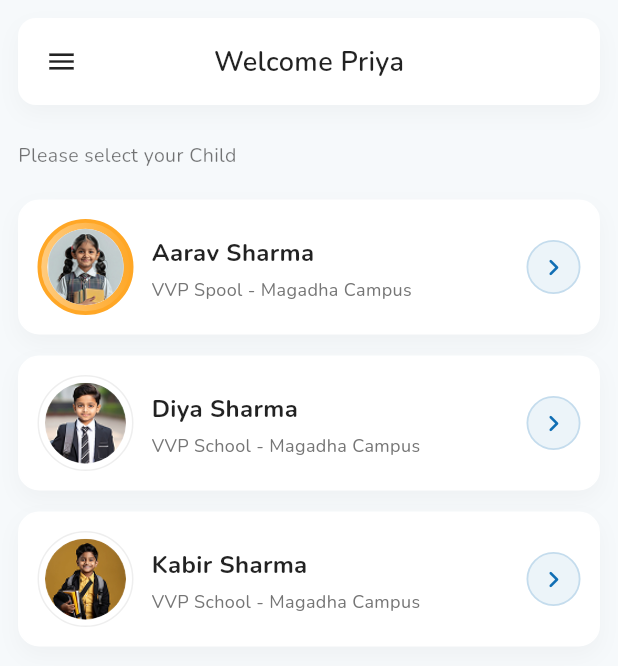
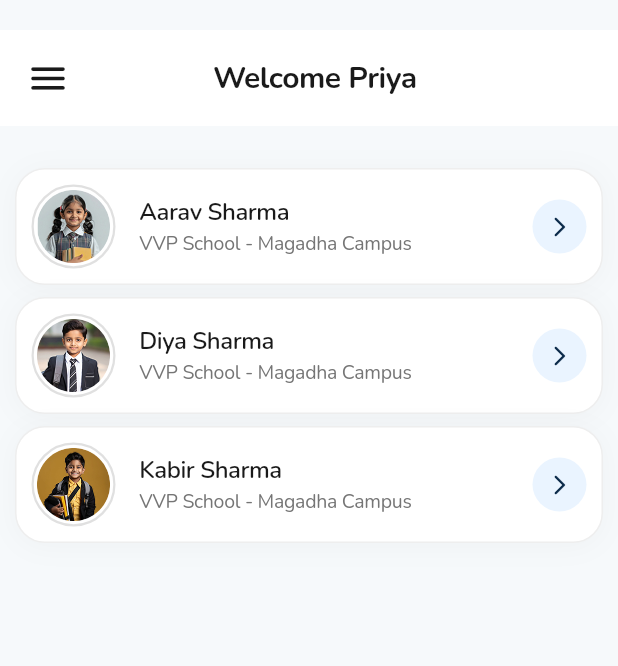
Before and after one commit to sac-sigmato/skuteq, a Flutter app: the SelectChildPage screen opened directly, on a phone screen of 412 x 824 dp. Shown: the top 666 px of the screen. Run offline on Flutter 3.47's test engine with Material 3 defaults, Android fonts, the light colour scheme and no system bars.

Commit message:
select-child-ui-changes-done

```diff
--- a/lib/screens/select_child_page.dart
+++ b/lib/screens/select_child_page.dart
@@ -15,9 +15,9 @@ class _SelectChildPageState extends State<SelectChildPage> {
   final List<Map<String, dynamic>> childrenData = [
     {
       "name": "Aarav Sharma",
-      "school": "VVP Spool - Magadha Campus",
+      "school": "VVP School - Magadha Campus",
       "image": "assets/images/student1.png",
-      "highlight": true,
+      "highlight": false,
     },
     {
       "name": "Diya Sharma",
@@ -36,114 +36,102 @@ class _SelectChildPageState extends State<SelectChildPage> {
   @override
   Widget build(BuildContext context) {
     // Colors used in screenshot
-    const Color primaryBlue = Color(0xFF106EB4);
-    const Color pageBg = Color(0xFFF6F9FB); // overall light page bg
+    const Color primaryBlue = Color(0xFF0B2A4A);
+    const Color pageBg = Color(0xFFF6F9FB);
+    const Color textPrimary = Color(0xFF1A1A1A);
+    const Color textSecondary = Color(0xFF666666);
 
     return Scaffold(
       backgroundColor: pageBg,
       body: SafeArea(
         child: Column(
           children: [
-            // ---------- FULL WIDTH HEADER (outside inner padding) ----------
+            // ---------- HEADER SECTION ----------
+            // Replace your existing header Container with this
             Container(
               width: double.infinity,
-              color: Colors
-                  .transparent, // leave transparent so header card shadow visible on page bg
-              padding: const EdgeInsets.symmetric(horizontal: 12, vertical: 12),
+              padding: const EdgeInsets.symmetric(horizontal: 0, vertical: 20),
               child: Container(
-                // inner white card
-                width: double.infinity,
                 padding: const EdgeInsets.symmetric(
                   horizontal: 12,
                   vertical: 12,
                 ),
                 decoration: BoxDecoration(
                   color: Colors.white,
-                  borderRadius: BorderRadius.circular(12),
-                  boxShadow: [
-                    BoxShadow(
-                      color: Colors.black.withOpacity(0.03),
-                      blurRadius: 12,
-                      offset: const Offset(0, 6),
-                    ),
-                  ],
+
                 ),
                 child: Row(
+                  crossAxisAlignment: CrossAxisAlignment.center,
                   children: [
-                    // Hamburger (left)
+                    // Left hamburger (tappable)
                     InkWell(
+                      borderRadius: BorderRadius.circular(8),
                       onTap: () {
-                        // open drawer or menu
-                        ScaffoldMessenger.of(context).showSnackBar(
-                          const SnackBar(
-                            content: Text('Open drawer (implement)'),
-                          ),
-                        );
+                        // open drawer or do action
+                        ScaffoldMessenger.of(context).hideCurrentSnackBar();
+                        Scaffold.of(context).openDrawer(); // or your handler
                       },
-                      customBorder: const CircleBorder(),
-                      child: Padding(
-                        padding: const EdgeInsets.all(6.0),
+                      child: Container(
+                        width: 40,
+                        height: 40,
+                        alignment: Alignment.center,
+                        // optional light bg for the icon area
+                        // decoration: BoxDecoration(
+                        //   color: Colors.grey.shade50,
+                        //   borderRadius: BorderRadius.circular(8),
+                        // ),
                         child: Icon(
-                          Icons.menu,
-                          size: 22,
-                          color: Colors.black87,
+                          Icons.menu_rounded,
+                          size: 30,
+                          color: textPrimary, // keep using your color variable
                         ),
                       ),
                     ),
 
-                    const Spacer(),
+                    // Small gap between icon and centered title
+                    const SizedBox(width: 8),
 
-                    // Center title
-                    const Text(
+                    // Middle: use Expanded with Center so text remains centered between
+                    // left icon and an equally sized trailing spacer
+                    Expanded(
+                      child: Center(
+                        child: Text(
                           "Welcome Priya",
                           style: TextStyle(
-                        fontSize: 18,
-                        fontWeight: FontWeight.w600,
-                        color: Colors.black87,
+                            fontSize: 20,
+                            fontWeight: FontWeight.bold,
+                            color: textPrimary,
+                            letterSpacing: -0.3,
+                          ),
+                        ),
                       ),
                     ),
 
-                    const Spacer(),
-
-                    // Right spacer to keep title centered (same width as left button)
-                    const SizedBox(width: 34),
+                    // Trailing invisible box to balance the left icon so title stays exactly centered
+                    SizedBox(width: 40),
                   ],
                 ),
               ),
             ),
 
-            const SizedBox(height: 12),
 
-            // ---------- CONTENT (keeps inner padding) ----------
+            // ---------- MAIN CONTENT ----------
             Expanded(
               child: Padding(
-                padding: const EdgeInsets.symmetric(horizontal: 12.0),
-                child: Column(
-                  children: [
-                    // Subtitle
-                    Align(
-                      alignment: Alignment.centerLeft,
+                padding: const EdgeInsets.symmetric(horizontal: 10),
                 child: Column(
                   crossAxisAlignment: CrossAxisAlignment.start,
-                        children: const [
-                          Text(
-                            "Please select your Child",
-                            style: TextStyle(
-                              fontSize: 13,
-                              color: Colors.black54,
-                            ),
-                          ),
-                        ],
-                      ),
-                    ),
-
-                    const SizedBox(height: 12),
+                  children: [
+                    const SizedBox(height: 8),
 
                     // Child list
                     Expanded(
-                      child: ListView.builder(
-                        padding: const EdgeInsets.only(top: 8, bottom: 24),
+                      child: ListView.separated(
+                        physics: const BouncingScrollPhysics(),
+                        padding: EdgeInsets.zero,
                         itemCount: childrenData.length,
+                        separatorBuilder: (context, index) =>
+                            const SizedBox(height: 8),
                         itemBuilder: (context, index) {
                           final child = childrenData[index];
                           return _buildChildCard(
@@ -156,6 +144,8 @@ class _SelectChildPageState extends State<SelectChildPage> {
                         },
                       ),
                     ),
+
+                    const SizedBox(height: 24),
                   ],
                 ),
               ),
@@ -173,84 +163,92 @@ class _SelectChildPageState extends State<SelectChildPage> {
     required bool highlight,
     required Color primaryBlue,
   }) {
-    return Container(
-      margin: const EdgeInsets.only(bottom: 14),
-      padding: const EdgeInsets.symmetric(horizontal: 12, vertical: 12),
+    return Material(
+      color: Colors.transparent,
+      child: InkWell(
+        onTap: () {
+          Navigator.push(
+            context,
+            MaterialPageRoute(builder: (context) => const StudentDashboard()),
+          );
+        },
+        borderRadius: BorderRadius.circular(24),
+        child: Container(
+          width: double.infinity,
+          padding: const EdgeInsets.all(10),
           decoration: BoxDecoration(
             color: Colors.white,
-        borderRadius: BorderRadius.circular(14),
-        border: Border.all(color: Colors.white, width: 1),
+            borderRadius: BorderRadius.circular(20),
+            border: Border.all(
+              color: highlight
+                  ? primaryBlue.withOpacity(0.2)
+                  : Colors.grey[200]!,
+              width: highlight ? 1.5 : 1.0,
+            ),
             boxShadow: [
               BoxShadow(
                 color: Colors.black.withOpacity(0.03),
-            blurRadius: 12,
-            offset: const Offset(0, 6),
+                blurRadius: 16,
+                offset: const Offset(0, 2),
               ),
             ],
           ),
           child: Row(
             children: [
-          // Avatar with outer ring
+              // Avatar with conditional border
               Container(
-            width: 64,
-            height: 64,
-            padding: const EdgeInsets.all(4), // outer ring width
+                width: 56,
+                height: 56,
+                padding: const EdgeInsets.all(2),
                 decoration: BoxDecoration(
                   shape: BoxShape.circle,
-              gradient: highlight
-                  ? LinearGradient(
-                      colors: [Colors.orange.shade200, Colors.orange.shade400],
-                    )
-                  : const LinearGradient(colors: [Colors.white, Colors.white]),
                   border: Border.all(
-                color: highlight
-                    ? Colors.orange.shade400
-                    : Colors.grey.shade200,
-                width: highlight ? 2.5 : 1.0,
+                    color: highlight ? primaryBlue : Colors.grey[300]!,
+                    width: highlight ? 2.5 : 1.5,
                   ),
-            ),
-            child: Container(
-              decoration: BoxDecoration(
-                shape: BoxShape.circle,
-                color: Colors.grey[100],
                 ),
                 child: ClipOval(
                   child: Image.asset(
                     imagePath,
                     fit: BoxFit.cover,
-                  errorBuilder: (context, error, stackTrace) =>
-                      Icon(Icons.person, size: 36, color: Colors.grey[500]),
+                    errorBuilder: (context, error, stackTrace) => Container(
+                      color: Colors.grey[100],
+                      child: Icon(
+                        Icons.person,
+                        size: 24,
+                        color: Colors.grey[400],
+                      ),
                     ),
                   ),
                 ),
               ),
 
-          const SizedBox(width: 12),
+              const SizedBox(width: 16),
 
-          // Name + school
+              // Text content
               Expanded(
                 child: Column(
                   crossAxisAlignment: CrossAxisAlignment.start,
                   children: [
                     Text(
                       name,
-                  maxLines: 1,
-                  overflow: TextOverflow.ellipsis,
                       style: const TextStyle(
                         fontSize: 16,
-                    fontWeight: FontWeight.w700,
-                    color: Colors.black87,
+                        fontWeight: FontWeight.w600,
+                        color: Color(0xFF1A1A1A),
+                        letterSpacing: -0.3,
+                        height: 1.2,
                       ),
                     ),
-                const SizedBox(height: 6),
+                    const SizedBox(height: 4),
                     Text(
                       school,
-                  maxLines: 1,
-                  overflow: TextOverflow.ellipsis,
                       style: TextStyle(
-                    fontSize: 12,
+                        fontSize: 13,
+                        fontWeight: FontWeight.w400,
                         color: Colors.grey[600],
-                    height: 1.1,
+                        letterSpacing: -0.2,
+                        height: 1.2,
                       ),
                     ),
                   ],
@@ -259,36 +257,24 @@ class _SelectChildPageState extends State<SelectChildPage> {
 
               const SizedBox(width: 12),
 
-          // Right arrow circle only (progress removed)
-          GestureDetector(
-            onTap: () {
-              Navigator.push(
-                context,
-                MaterialPageRoute(
-                  builder: (context) => const StudentDashboard(),
-                ),
-              );
-            },
-            child: Container(
+              // Arrow indicator
+              Container(
                 width: 36,
                 height: 36,
                 decoration: BoxDecoration(
-                color: primaryBlue.withOpacity(0.08),
+                  color:  Color(0xFFEAF4FF),
                   shape: BoxShape.circle,
-                border: Border.all(
-                  color: primaryBlue.withOpacity(0.18),
-                  width: 1.2,
-                ),
                 ),
                 child: Icon(
-                Icons.chevron_right_rounded,
+                  Icons.arrow_forward_ios_rounded,
+                  size: 16,
                   color: primaryBlue,
-                size: 22,
-              ),
                 ),
               ),
             ],
           ),
+        ),
+      ),
     );
   }
 }
--- a/lib/screens/student_dashboard.dart
+++ b/lib/screens/student_dashboard.dart
@@ -480,17 +480,10 @@ class _StudentDashboardState extends State<StudentDashboard> {
                     child: ClipOval(child: _buildAvatarWidget(avatarUrl)),
                   ),
                   const SizedBox(width: 12),
-                  Column(
+                  Expanded(
+                    child: Column(
                       crossAxisAlignment: CrossAxisAlignment.start,
                       children: [
-                      Text(
-                        profile['name'] ?? 'Parent Name',
-                        style: const TextStyle(
-                          fontWeight: FontWeight.w700,
-                          fontSize: 15,
-                          color: Colors.black87,
-                        ),
-                      ),
                         InkWell(
                           onTap: () {
                             Navigator.push(
@@ -500,18 +493,29 @@ class _StudentDashboardState extends State<StudentDashboard> {
                               ),
                             );
                           },
+                          child: Text(
+                            profile['name'] ?? 'Parent Name',
+                            style: const TextStyle(
+                              fontWeight: FontWeight.w700,
+                              fontSize: 15,
+                              color: Colors.black87,
+                            ),
+                          ),
                         ),
                         const SizedBox(height: 4),
                         Text(
                           "Parent ID ${profile['parentId']}",
-                        style: TextStyle(fontSize: 12, color: Colors.grey[600]),
+                          style: TextStyle(
+                            fontSize: 12,
+                            color: Colors.grey[600],
                           ),
-                    ],
                         ),
                       ],
                     ),
                   ),
-
+                ],
+              ),
+            ),
             const SizedBox(height: 18),
 
             // QUICK ACTIONS (ROW OF 2)
```
Also changed, not shown: pubspec.yaml (+6 -1 lines), assets/icon/app_icon.png (added), pubspec.lock, 28 other files. Lines whose indentation alone changed are shown as unchanged.
